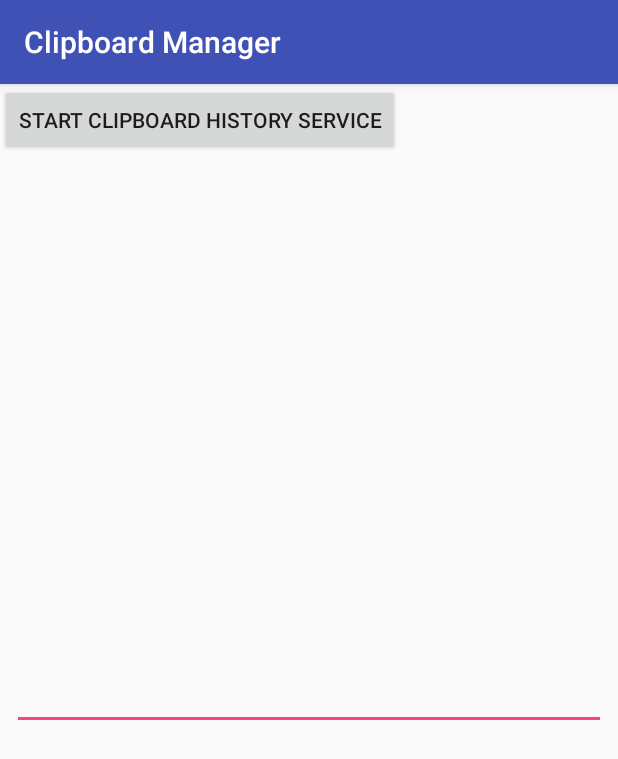
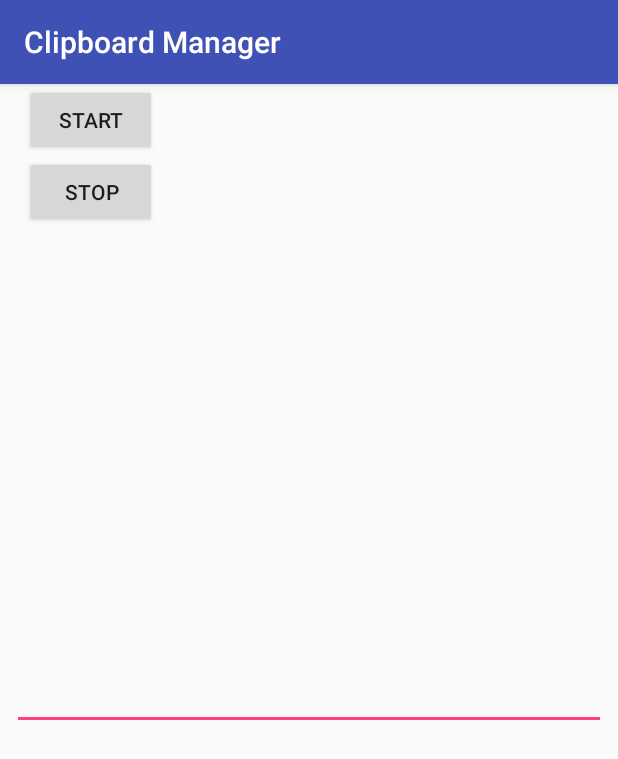
Before and after one commit to jonchampagne/simple-clipboard-manager, an Android app: the screen it shows after launch (MainActivity), on a phone screen of 412 x 824 dp. Shown: the top 759 px of the screen. Run offline under Robolectric (Android 15) with nearby library versions, the phone set to English and light mode, and no system bars.

Commit message:
Add ability to stop the clipboard service

```diff
--- a/app/src/main/java/com/jayseeofficial/clipboardmanager/Application.kt
+++ b/app/src/main/java/com/jayseeofficial/clipboardmanager/Application.kt
@@ -32,5 +32,9 @@
         fun startClipboardService(context: Context) {
             context.startService(Intent(context, ClipboardService::class.java))
         }
+
+        fun stopClipboardService(context: Context) {
+            context.stopService(Intent(context, ClipboardService::class.java))
+        }
     }
 }
--- a/app/src/main/java/com/jayseeofficial/clipboardmanager/activity/MainActivity.kt
+++ b/app/src/main/java/com/jayseeofficial/clipboardmanager/activity/MainActivity.kt
@@ -14,5 +14,6 @@
         setContentView(R.layout.activity_main)
 
         btnStartService.setOnClickListener { Application.startClipboardService(this) }
+        btnStopService.setOnClickListener { Application.stopClipboardService(this) }
     }
 }
--- a/app/src/main/res/layout/activity_main.xml
+++ b/app/src/main/res/layout/activity_main.xml
@@ -10,7 +10,25 @@
         android:id="@+id/btnStartService"
         android:layout_width="wrap_content"
         android:layout_height="wrap_content"
-        android:text="@string/start_clipboard_history_service" />
+        android:layout_marginEnd="8dp"
+        android:layout_marginStart="8dp"
+        android:text="@string/start_clipboard_history_service"
+        app:layout_constraintEnd_toEndOf="parent"
+        app:layout_constraintHorizontal_bias="0.028"
+        app:layout_constraintStart_toStartOf="parent"
+        app:layout_constraintTop_toTopOf="parent" />
+
+    <Button
+        android:id="@+id/btnStopService"
+        android:layout_width="wrap_content"
+        android:layout_height="wrap_content"
+        android:layout_marginEnd="8dp"
+        android:layout_marginStart="8dp"
+        android:text="@string/stop_clipboard_history_service"
+        app:layout_constraintEnd_toEndOf="parent"
+        app:layout_constraintHorizontal_bias="0.028"
+        app:layout_constraintStart_toStartOf="parent"
+        app:layout_constraintTop_toBottomOf="@+id/btnStartService" />
 
     <EditText
         android:id="@+id/editText"
--- a/app/src/main/res/values/strings.xml
+++ b/app/src/main/res/values/strings.xml
@@ -1,5 +1,6 @@
 <resources>
     <string name="app_name">Clipboard Manager</string>
     <string name="clipboard_history">Clipboard History</string>
-    <string name="start_clipboard_history_service">Start clipboard history service</string>
+    <string name="start_clipboard_history_service">Start</string>
+    <string name="stop_clipboard_history_service">Stop</string>
 </resources>
```
